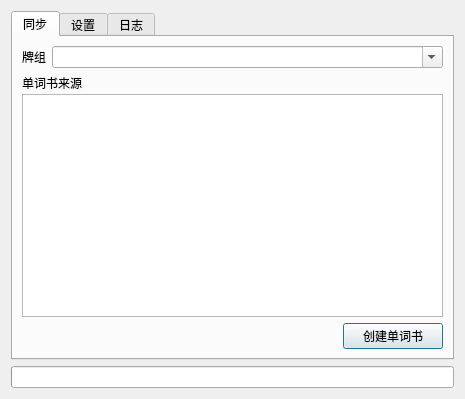
bet4it/shanbay2anki, file src/UIForm/main_ui.ui: the form before one commit.
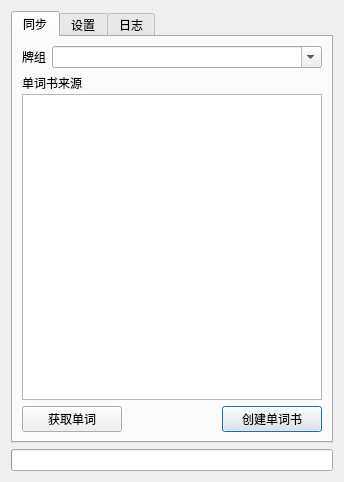
The form after the commit.

Patch:
```diff
--- a/src/UIForm/main_ui.ui
+++ b/src/UIForm/main_ui.ui
@@ -6,8 +6,8 @@
    <rect>
     <x>0</x>
     <y>0</y>
-    <width>465</width>
-    <height>399</height>
+    <width>344</width>
+    <height>482</height>
    </rect>
   </property>
   <property name="windowTitle">
@@ -27,35 +27,7 @@
        <string>同步</string>
       </attribute>
       <layout class="QGridLayout" name="gridLayout_4">
-       <item row="1" column="0" colspan="2">
-        <layout class="QHBoxLayout" name="horizontalLayout">
-         <item>
-          <layout class="QVBoxLayout" name="verticalLayout">
-           <property name="spacing">
-            <number>2</number>
-           </property>
-           <item>
-            <widget class="QLabel" name="label">
-             <property name="text">
-              <string>单词书来源</string>
-             </property>
-            </widget>
-           </item>
-           <item>
-            <widget class="QListWidget" name="bookListWidget">
-             <property name="alternatingRowColors">
-              <bool>true</bool>
-             </property>
-             <property name="selectionMode">
-              <enum>QAbstractItemView::MultiSelection</enum>
-             </property>
-            </widget>
-           </item>
-          </layout>
-         </item>
-        </layout>
-       </item>
-       <item row="0" column="0" colspan="2">
+       <item row="0" column="0" colspan="3">
         <layout class="QHBoxLayout" name="deckLayout">
          <item>
           <widget class="QLabel" name="deckLabel">
@@ -85,7 +57,31 @@
          </item>
         </layout>
        </item>
-       <item row="2" column="1">
+       <item row="1" column="0" colspan="3">
+        <layout class="QVBoxLayout" name="verticalLayout">
+         <property name="spacing">
+          <number>2</number>
+         </property>
+         <item>
+          <widget class="QLabel" name="label">
+           <property name="text">
+            <string>单词书来源</string>
+           </property>
+          </widget>
+         </item>
+         <item>
+          <widget class="QListWidget" name="bookListWidget">
+           <property name="alternatingRowColors">
+            <bool>true</bool>
+           </property>
+           <property name="selectionMode">
+            <enum>QAbstractItemView::MultiSelection</enum>
+           </property>
+          </widget>
+         </item>
+        </layout>
+       </item>
+       <item row="3" column="2">
         <widget class="QPushButton" name="createBtn">
          <property name="sizePolicy">
           <sizepolicy hsizetype="Fixed" vsizetype="Minimum">
@@ -104,6 +100,25 @@
          </property>
         </widget>
        </item>
+       <item row="3" column="0">
+        <widget class="QPushButton" name="pullRemoteWordsBtn">
+         <property name="sizePolicy">
+          <sizepolicy hsizetype="Fixed" vsizetype="Minimum">
+           <horstretch>0</horstretch>
+           <verstretch>0</verstretch>
+          </sizepolicy>
+         </property>
+         <property name="minimumSize">
+          <size>
+           <width>100</width>
+           <height>0</height>
+          </size>
+         </property>
+         <property name="text">
+          <string>获取单词</string>
+         </property>
+        </widget>
+       </item>
       </layout>
      </widget>
      <widget class="QWidget" name="settingTab">
```
